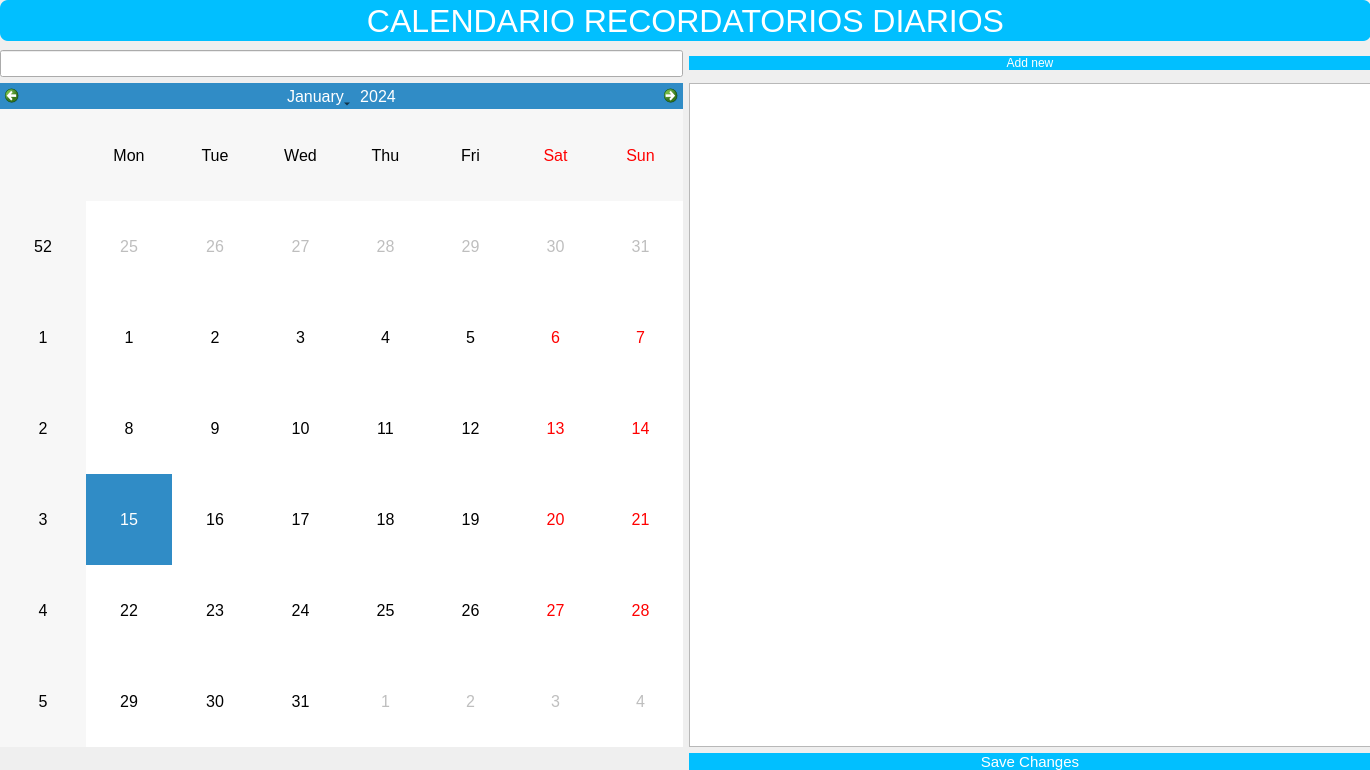
This is main.ui in dagarott/wall_screen_family_calendar as Qt 5 draws it before an edit. The edited form follows.
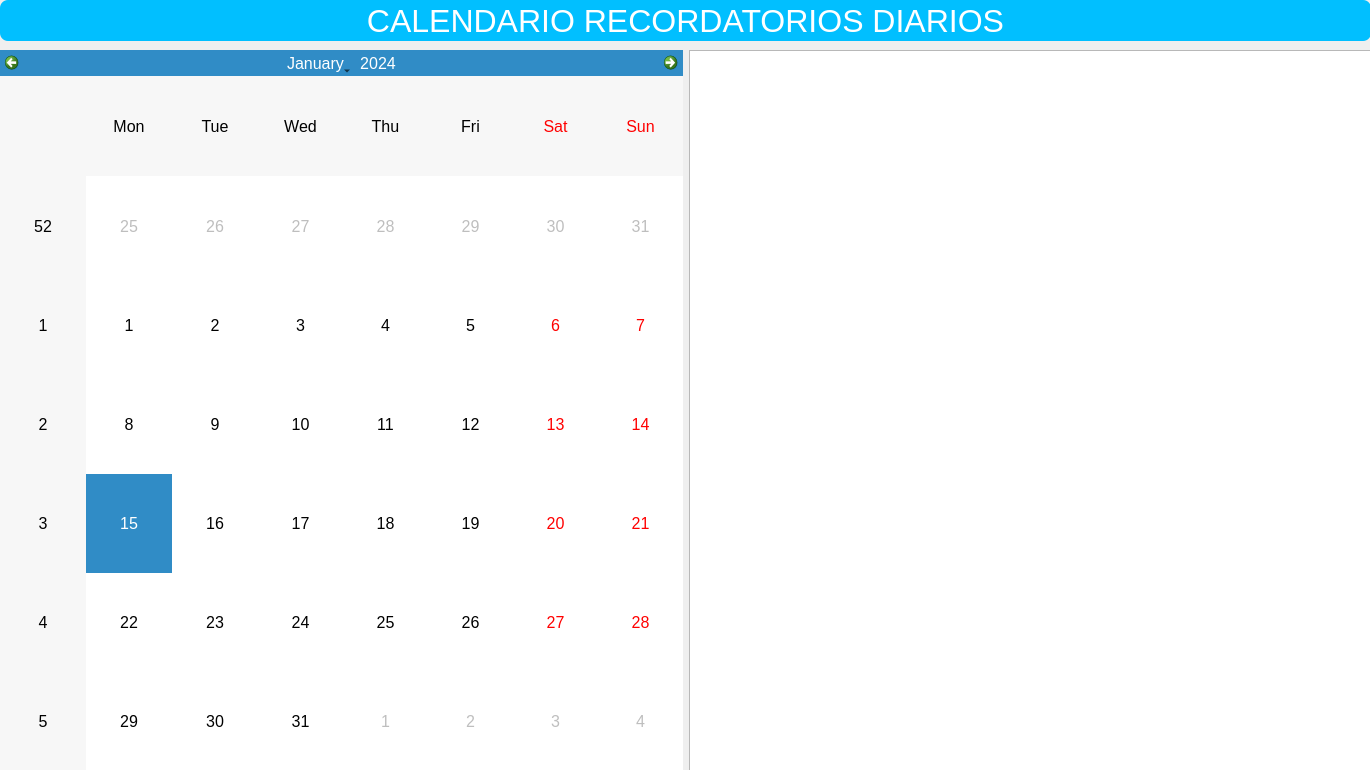
This is the edited form.

Commit message: added code for show day event on the calendar

```diff
--- a/main.ui
+++ b/main.ui
@@ -26,48 +26,15 @@
     </rect>
    </property>
    <layout class="QGridLayout" name="gridLayout">
-    <item row="7" column="1">
-     <widget class="QPushButton" name="saveButton">
-      <property name="styleSheet">
-       <string notr="true">border-radius:10px;
-background-color: #01BFFF;
-color:white;
-font:11pt;</string>
-      </property>
-      <property name="text">
-       <string>Save Changes</string>
-      </property>
-     </widget>
-    </item>
-    <item row="3" column="1">
-     <widget class="QPushButton" name="addButton">
-      <property name="styleSheet">
-       <string notr="true">border-radius:10px;
-background-color: #01BFFF;
-color:white;
-</string>
-      </property>
-      <property name="text">
-       <string>Add new</string>
-      </property>
-     </widget>
-    </item>
-    <item row="6" column="1">
-     <widget class="QListWidget" name="EventList">
-      <property name="styleSheet">
-       <string notr="true">font:12pt;</string>
-      </property>
-     </widget>
-    </item>
-    <item row="6" column="0">
+    <item row="5" column="0">
      <widget class="QCalendarWidget" name="calendarWidget">
       <property name="styleSheet">
        <string notr="true">font:12pt;</string>
       </property>
      </widget>
     </item>
-    <item row="3" column="0">
-     <widget class="QLineEdit" name="taskLineEdit">
+    <item row="5" column="1">
+     <widget class="QListWidget" name="EventList">
       <property name="styleSheet">
        <string notr="true">font:12pt;</string>
       </property>
```
The commit also changes 2 other files.
